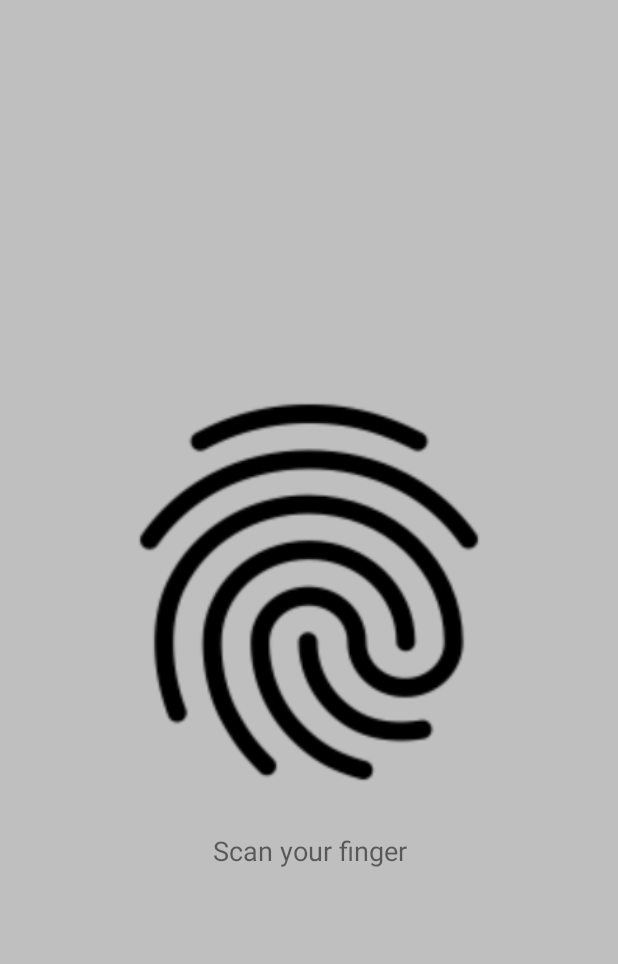
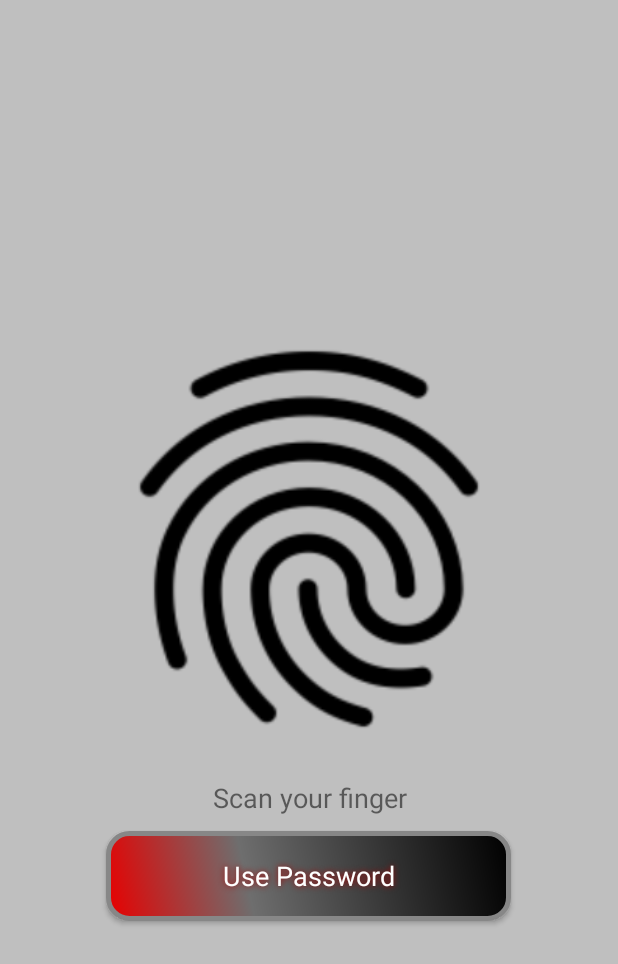
Before and after one commit to mysa06/Three-Level-Password-Authentication-System, an Android app: the FingerprintActivity screen opened directly, with no data from a screen before it, on a phone screen of 412 x 824 dp. Shown: the top 964 px of the screen. Run offline under Robolectric (Android 15) with nearby library versions, the phone set to English and light mode, and no system bars; libraries missing offline, so code that uses them is left out: com.multidots.fingerprintauth; 2 statements that could not run were skipped.

Commit message:
Default first factor finger updated Fingerprint pass button updated

```diff
--- a/app/src/main/java/ysnyldrm/com/mysa/FingerprintActivity.java
+++ b/app/src/main/java/ysnyldrm/com/mysa/FingerprintActivity.java
@@ -1,17 +1,11 @@
 package ysnyldrm.com.mysa;
 
-import android.content.DialogInterface;
 import android.support.v7.app.AppCompatActivity;
 import android.os.Bundle;
 import android.content.Intent;
 import android.hardware.fingerprint.FingerprintManager;
-import android.support.v7.app.AppCompatActivity;
-import android.os.Bundle;
-import android.text.Editable;
-import android.text.TextWatcher;
 import android.view.View;
 import android.widget.Button;
-import android.widget.EditText;
 import android.widget.TextView;
 import android.widget.Toast;
 import android.widget.ViewSwitcher;
@@ -26,6 +20,7 @@ public class FingerprintActivity extends AppCompatActivity implements FingerPrin
     private TextView mAuthMsgTv;
     private ViewSwitcher mSwitcher;
     private Button mGoToSettingsBtn;
+    private Button mGoToPasswordBtn;
     private FingerPrintAuthHelper mFingerPrintAuthHelper;
 
     @Override
@@ -33,39 +28,26 @@ public class FingerprintActivity extends AppCompatActivity implements FingerPrin
         super.onCreate(savedInstanceState);
         setContentView(R.layout.activity_fingerprint);
 
-        final Intent i = new Intent(getApplicationContext(),PasswordActivity.class);
         mGoToSettingsBtn = (Button) findViewById(R.id.go_to_settings_btn);
+        mGoToPasswordBtn = (Button) findViewById(R.id.go_to_use_password);
+
+        mGoToPasswordBtn.setOnClickListener(new View.OnClickListener() {
+            @Override
+            public void onClick(View v) {
+                startActivity(new Intent(getApplicationContext(), PasswordActivity.class));
+            }
+        });
 
         mGoToSettingsBtn.setOnClickListener(new View.OnClickListener() {
             @Override
             public void onClick(View v) {
-                startActivity(i);
+                FingerPrintUtils.openSecuritySettings(getApplicationContext());
             }
         });
 
         mSwitcher = (ViewSwitcher) findViewById(R.id.main_switcher);
         mAuthMsgTv = (TextView) findViewById(R.id.auth_message_tv);
 
-        EditText pinEt = (EditText) findViewById(R.id.pin_et);
-        pinEt.addTextChangedListener(new TextWatcher() {
-            @Override
-            public void beforeTextChanged(CharSequence s, int start, int count, int after) {
-
-            }
-
-            @Override
-            public void onTextChanged(CharSequence s, int start, int before, int count) {
-                if (s.toString().equals("1234")){
-                    Toast.makeText(FingerprintActivity.this, "Authentication succeeded.", Toast.LENGTH_SHORT).show();
-                    startActivity(new Intent(FingerprintActivity.this, OtpActivity.class));
-                }
-            }
-
-            @Override
-            public void afterTextChanged(Editable s) {
-
-            }
-        });
 
         mFingerPrintAuthHelper = FingerPrintAuthHelper.getHelper(this, this);
     }
@@ -89,29 +71,32 @@ public class FingerprintActivity extends AppCompatActivity implements FingerPrin
 
     @Override
     public void onNoFingerPrintHardwareFound() {
-        mAuthMsgTv.setText("Your device does not have finger print scanner. Please type 1234 to authenticate.");
-        mSwitcher.showNext();
+        //mAuthMsgTv.setText("Your device does not have finger print scanner. Please type 1234 to authenticate.");
+        //mSwitcher.showNext();
         //Password activity ye geçiş
+        startActivity(new Intent(getApplicationContext(), PasswordActivity.class));
     }
 
     @Override
     public void onNoFingerPrintRegistered() {
         mAuthMsgTv.setText("There are no finger prints registered on this device. Please register your finger from settings.");
         mGoToSettingsBtn.setVisibility(View.VISIBLE);
+        //butonu düzenle
     }
 
     @Override
     public void onBelowMarshmallow() {
-        mAuthMsgTv.setText("You are running older version of android that does not support finger print authentication. Please type 1234 to authenticate.");
-        mSwitcher.showNext();
+        //mAuthMsgTv.setText("You are running older version of android that does not support finger print authentication. Please type 1234 to authenticate.");
+        //mSwitcher.showNext();
         //Password activity ye geçiş
+        startActivity(new Intent(getApplicationContext(), PasswordActivity.class));
     }
 
     @Override
     public void onAuthSuccess(FingerprintManager.CryptoObject cryptoObject) {
         Toast.makeText(FingerprintActivity.this, "Authentication succeeded.", Toast.LENGTH_SHORT).show();
+        //OTP aşamasına geçiş
         startActivity(new Intent(getApplicationContext(), OtpActivity.class));
-        //OTP aşamasına geçiş
     }
 
     @Override
@@ -121,8 +106,10 @@ public class FingerprintActivity extends AppCompatActivity implements FingerPrin
                 mAuthMsgTv.setText("Cannot recognize your finger print. Please try again.");
                 break;
             case AuthErrorCodes.NON_RECOVERABLE_ERROR:
-                mAuthMsgTv.setText("Cannot initialize finger print authentication. Please type 1234 to authenticate.");
-                mSwitcher.showNext();
+                //mAuthMsgTv.setText("Cannot initialize finger print authentication. Please type 1234 to authenticate.");
+                //mSwitcher.showNext();
+                //passworda gidecek
+                startActivity(new Intent(getApplicationContext(), PasswordActivity.class));
                 break;
             case AuthErrorCodes.RECOVERABLE_ERROR:
                 mAuthMsgTv.setText(errorMessage);
--- a/app/src/main/res/layout/activity_fingerprint.xml
+++ b/app/src/main/res/layout/activity_fingerprint.xml
@@ -42,7 +42,7 @@ tools:context=".FingerprintActivity">
     android:textSize="18sp"/>
 
     <Button
-        android:id="@+id/go_to_settings_btn"
+        android:id="@+id/go_to_use_password"
         style="@android:style/Widget.Holo.Button.Borderless"
         android:layout_width="wrap_content"
         android:layout_height="wrap_content"
@@ -57,4 +57,22 @@ tools:context=".FingerprintActivity">
         android:shadowDy="0"
         android:shadowRadius="5"/>
 
+    <Button
+        android:id="@+id/go_to_settings_btn"
+        style="@android:style/Widget.Holo.Button.Borderless"
+        android:layout_width="wrap_content"
+        android:layout_height="wrap_content"
+        android:layout_marginTop="10dp"
+        android:text="Options"
+        android:visibility="invisible"
+        android:layout_gravity="center_horizontal"
+        android:textColor="#FFFFFF"
+        android:textSize="18sp"
+        android:background="@drawable/button_shape"
+        android:shadowColor="#A80303"
+        android:shadowDx="0"
+        android:shadowDy="0"
+        android:shadowRadius="5"/>
+
+
 </LinearLayout>
--- a/app/src/main/res/layout/activity_main.xml
+++ b/app/src/main/res/layout/activity_main.xml
@@ -90,7 +90,7 @@
                 android:textColorHighlight="@color/colorBlack"
                 android:shadowColor="@color/colorBlack"
                 android:textColorLink="@color/colorBlack"
-                android:inputType="textPassword" />
+                android:inputType="phone" />
         </android.support.design.widget.TextInputLayout>
 
         <Button
```
